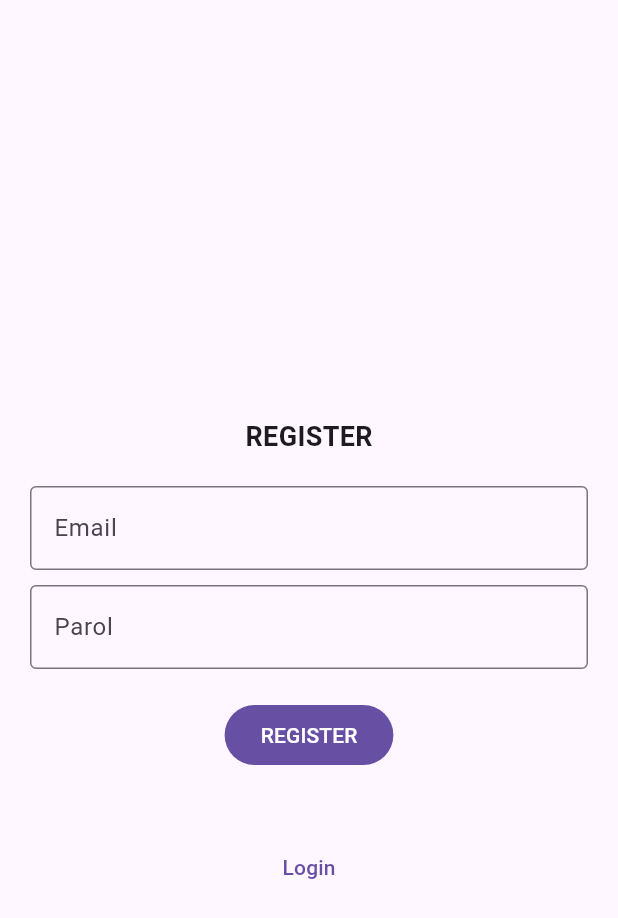
After one commit to AkmaljonAbdirakhimov/semyung, a Flutter app: the screen it shows after launch, after a tap on "LOGIN", after a tap on "Register", on a phone screen of 412 x 824 dp. The commit adds this screen. Shown: the top 918 px of the screen. Run offline on Flutter 3.47's test engine with Material 3 defaults, Android fonts, the phone set to English and light mode, and no system bars; our stand-ins replace firebase_auth, firebase_core, table_calendar; accounts and stored records are empty.

Commit message:
firebase login and register

```diff
--- a/lib/main.dart
+++ b/lib/main.dart
@@ -1,9 +1,19 @@
+import 'package:firebase_auth/firebase_auth.dart';
+import 'package:firebase_core/firebase_core.dart';
 import 'package:flutter/material.dart';
+import 'package:semyung/providers/authentication_provider.dart';
 import 'package:semyung/screens/home_screen.dart';
 
 import 'providers/bookins_provider.dart';
+import 'firebase_options.dart';
+import 'screens/login_screen.dart';
 
-void main() {
+void main() async {
+  WidgetsFlutterBinding.ensureInitialized();
+  await Firebase.initializeApp(
+    options: DefaultFirebaseOptions.currentPlatform,
+  );
+
   BookingsProvider.init();
   runApp(const MainApp());
 }
@@ -13,9 +23,16 @@ class MainApp extends StatelessWidget {
 
   @override
   Widget build(BuildContext context) {
-    return const MaterialApp(
+    final authenticationProvider = AuthenticationProvider();
+    return MaterialApp(
       debugShowCheckedModeBanner: false,
-      home: HomeScreen(),
+      home: StreamBuilder<User?>(
+          stream: authenticationProvider.checkUser(),
+          builder: (context, snapshot) {
+            return snapshot.data == null
+                ? const LoginScreen()
+                : const HomeScreen();
+          }),
     );
   }
 }
--- /dev/null
+++ b/lib/providers/authentication_provider.dart
@@ -0,0 +1,59 @@
+import 'package:firebase_auth/firebase_auth.dart';
+
+class AuthenticationProvider {
+  final _firebaseAuth = FirebaseAuth.instance;
+
+  Future<void> login({
+    required String email,
+    required String password,
+  }) async {
+    try {
+      await _firebaseAuth.signInWithEmailAndPassword(
+        email: email,
+        password: password,
+      );
+    } on FirebaseAuthException catch (e) {
+      if (e.code == 'user-not-found') {
+        throw ('No user found for that email.');
+      } else if (e.code == 'wrong-password') {
+        throw ('Wrong password provided for that user.');
+      } else if (e.code == "invalid-credential") {
+        throw ("Login yoki parol xato");
+      }
+    } catch (e) {
+      rethrow;
+    }
+  }
+
+  Future<void> register({
+    required String email,
+    required String password,
+  }) async {
+    try {
+      await _firebaseAuth.createUserWithEmailAndPassword(
+        email: email,
+        password: password,
+      );
+    } on FirebaseAuthException catch (e) {
+      if (e.code == 'weak-password') {
+        throw ('The password provided is too weak.');
+      } else if (e.code == 'email-already-in-use') {
+        throw ('The account already exists for that email.');
+      }
+    } catch (e) {
+      rethrow;
+    }
+  }
+
+  Future<User?> getUser() async {
+    return _firebaseAuth.currentUser;
+  }
+
+  Stream<User?> checkUser() async* {
+    yield* _firebaseAuth.authStateChanges();
+  }
+
+  Future<void> logout() async {
+    await _firebaseAuth.signOut();
+  }
+}
--- /dev/null
+++ b/lib/screens/login_screen.dart
@@ -0,0 +1,133 @@
+import 'package:flutter/material.dart';
+
+import '../providers/authentication_provider.dart';
+import 'home_screen.dart';
+import 'register_screen.dart';
+
+class LoginScreen extends StatefulWidget {
+  const LoginScreen({super.key});
+
+  @override
+  State<LoginScreen> createState() => _LoginScreenState();
+}
+
+class _LoginScreenState extends State<LoginScreen> {
+  final formKey = GlobalKey<FormState>();
+  final emailController = TextEditingController();
+  final passwordController = TextEditingController();
+  final authenticationProvider = AuthenticationProvider();
+  bool isLoading = false;
+
+  @override
+  Widget build(BuildContext context) {
+    return Scaffold(
+      appBar: AppBar(),
+      body: Padding(
+        padding: const EdgeInsets.all(20),
+        child: Form(
+          key: formKey,
+          child: Column(
+            mainAxisAlignment: MainAxisAlignment.center,
+            children: [
+              const Text(
+                "LOGIN",
+                style: TextStyle(
+                  fontSize: 18,
+                  fontWeight: FontWeight.bold,
+                ),
+              ),
+              const SizedBox(height: 20),
+              TextFormField(
+                controller: emailController,
+                decoration: const InputDecoration(
+                  border: OutlineInputBorder(),
+                  labelText: "Email",
+                ),
+                validator: (value) {
+                  if (value == null || value.isEmpty) {
+                    return "Iltimos email kiriting";
+                  }
+
+                  if (!value.contains("@") && value.length > 3) {
+                    return "Iltimos to'g'ri email kiriting";
+                  }
+
+                  // xatolik yo'q
+                  return null;
+                },
+              ),
+              const SizedBox(height: 10),
+              TextFormField(
+                controller: passwordController,
+                decoration: const InputDecoration(
+                  border: OutlineInputBorder(),
+                  labelText: "Parol",
+                ),
+                validator: (value) {
+                  if (value == null || value.isEmpty) {
+                    return "Iltimos parol kiriting";
+                  }
+                  return null;
+                },
+              ),
+              const SizedBox(height: 20),
+              FilledButton(
+                onPressed: () async {
+                  // formani tekshirish ya'ni email va parol kiritilganmi yoki yo'q
+                  if (formKey.currentState!.validate()) {
+                    // Foydalanuvchini tizimga kirish
+                    setState(() {
+                      isLoading = true;
+                    });
+
+                    try {
+                      await authenticationProvider.login(
+                        email: emailController.text,
+                        password: passwordController.text,
+                      );
+                      // context.mounted = context mavjudmi yoki yo'q tekshiradi
+                      // context esa bu widgetlar va sahifalar haqida ma'lumotga ega bo'lgan element
+                      if (context.mounted) {
+                        Navigator.pushReplacement(context,
+                            MaterialPageRoute(builder: (ctx) {
+                          return const HomeScreen();
+                        }));
+                      }
+                    } catch (error) {
+                      if (context.mounted) {
+                        ScaffoldMessenger.of(context).showSnackBar(
+                          SnackBar(
+                            content: Text(error.toString()),
+                          ),
+                        );
+                      }
+                    }
+
+                    setState(() {
+                      isLoading = false;
+                    });
+                  }
+                },
+                child: isLoading
+                    ? const CircularProgressIndicator(
+                        color: Colors.white,
+                      )
+                    : const Text("LOGIN"),
+              ),
+              const SizedBox(height: 40),
+              TextButton(
+                onPressed: () {
+                  Navigator.pushReplacement(context,
+                      MaterialPageRoute(builder: (ctx) {
+                    return const RegisterScreen();
+                  }));
+                },
+                child: const Text('Register'),
+              ),
+            ],
+          ),
+        ),
+      ),
+    );
+  }
+}
--- /dev/null
+++ b/lib/screens/register_screen.dart
@@ -0,0 +1,139 @@
+import 'package:flutter/material.dart';
+import 'package:semyung/screens/home_screen.dart';
+
+import '../providers/authentication_provider.dart';
+import 'login_screen.dart';
+
+class RegisterScreen extends StatefulWidget {
+  const RegisterScreen({super.key});
+
+  @override
+  State<RegisterScreen> createState() => _RegisterScreenState();
+}
+
+class _RegisterScreenState extends State<RegisterScreen> {
+  final formKey = GlobalKey<FormState>();
+  final emailController = TextEditingController();
+  final passwordController = TextEditingController();
+  final authenticationProvider = AuthenticationProvider();
+  bool isLoading = false;
+
+  @override
+  Widget build(BuildContext context) {
+    return Scaffold(
+      appBar: AppBar(),
+      body: Padding(
+        padding: const EdgeInsets.all(20.0),
+        child: Form(
+          key: formKey,
+          child: Column(
+            mainAxisAlignment: MainAxisAlignment.center,
+            children: [
+              const Text(
+                "REGISTER",
+                style: TextStyle(
+                  fontSize: 18,
+                  fontWeight: FontWeight.bold,
+                ),
+              ),
+              const SizedBox(height: 20),
+              TextFormField(
+                controller: emailController,
+                decoration: const InputDecoration(
+                  border: OutlineInputBorder(),
+                  labelText: "Email",
+                ),
+                validator: (value) {
+                  if (value == null || value.isEmpty) {
+                    return "Iltimos email kiriting";
+                  }
+
+                  if (!value.contains("@") && value.length > 3) {
+                    return "Iltimos to'g'ri email kiriting";
+                  }
+
+                  // xatolik yo'q
+                  return null;
+                },
+              ),
+              const SizedBox(height: 10),
+              TextFormField(
+                controller: passwordController,
+                decoration: const InputDecoration(
+                  border: OutlineInputBorder(),
+                  labelText: "Parol",
+                ),
+                validator: (value) {
+                  if (value == null || value.isEmpty) {
+                    return "Iltimos parol kiriting";
+                  }
+
+                  if (value.length < 6) {
+                    return "Iltimos kuchliroq parol kiriting";
+                  }
+
+                  return null;
+                },
+              ),
+              const SizedBox(height: 20),
+              FilledButton(
+                onPressed: () async {
+                  // formani tekshirish ya'ni email va parol kiritilganmi yoki yo'q
+                  if (formKey.currentState!.validate()) {
+                    // Foydalanuvchini ro'yxatdan o'tkazish
+                    setState(() {
+                      isLoading = true;
+                    });
+
+                    try {
+                      await authenticationProvider.register(
+                        email: emailController.text,
+                        password: passwordController.text,
+                      );
+
+                      // context.mounted = context mavjudmi yoki yo'q tekshiradi
+                      // context esa bu widgetlar va sahifalar haqida ma'lumotga ega bo'lgan element
+                      if (context.mounted) {
+                        Navigator.pushReplacement(context,
+                            MaterialPageRoute(builder: (ctx) {
+                          return const HomeScreen();
+                        }));
+                      }
+                    } catch (error) {
+                      if (context.mounted) {
+                        ScaffoldMessenger.of(context).showSnackBar(
+                          SnackBar(
+                            content: Text(error.toString()),
+                          ),
+                        );
+                      }
+                    }
+
+                    setState(() {
+                      isLoading = false;
+                    });
+                  }
+                },
+                child: isLoading == true
+                    ? const CircularProgressIndicator(
+                        color: Colors.white,
+                      )
+                    : const Text("REGISTER"),
+              ),
+              const SizedBox(height: 40),
+              TextButton(
+                onPressed: () {
+                  Navigator.pushReplacement(context,
+                      MaterialPageRoute(builder: (ctx) {
+                    return const LoginScreen();
+                  }));
+                },
+                child: const Text('Login'),
+              ),
+            ],
+          ),
+        ),
+      ),
+    );
+  }
+}
--- a/pubspec.yaml
+++ b/pubspec.yaml
@@ -7,6 +7,8 @@ environment:
   sdk: ">=3.4.3 <4.0.0"
 
 dependencies:
+  firebase_auth: ^5.3.2
+  firebase_core: ^3.7.0
   flutter:
     sdk: flutter
   table_calendar: ^3.1.2
```
Also changed, not shown: lib/screens/profile_screen.dart (+24 -1 lines), firebase.json (added), lib/firebase_options.dart (added), pubspec.lock, 16 other files.
